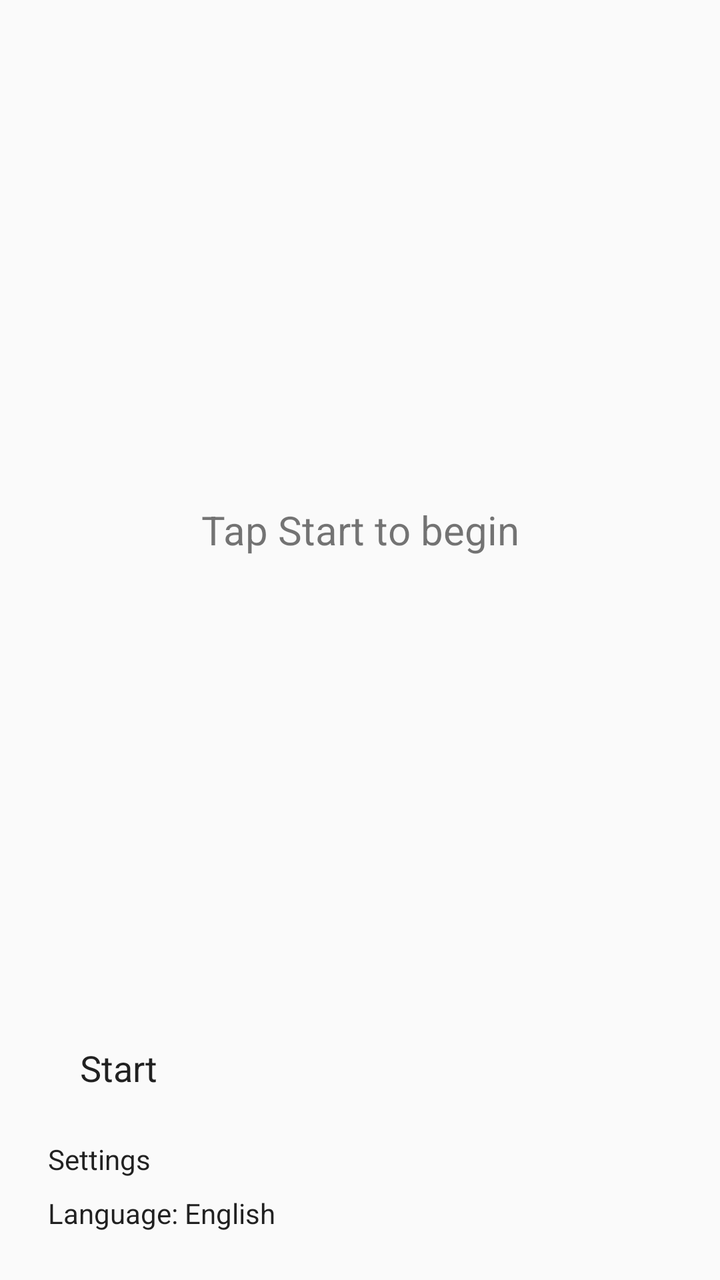
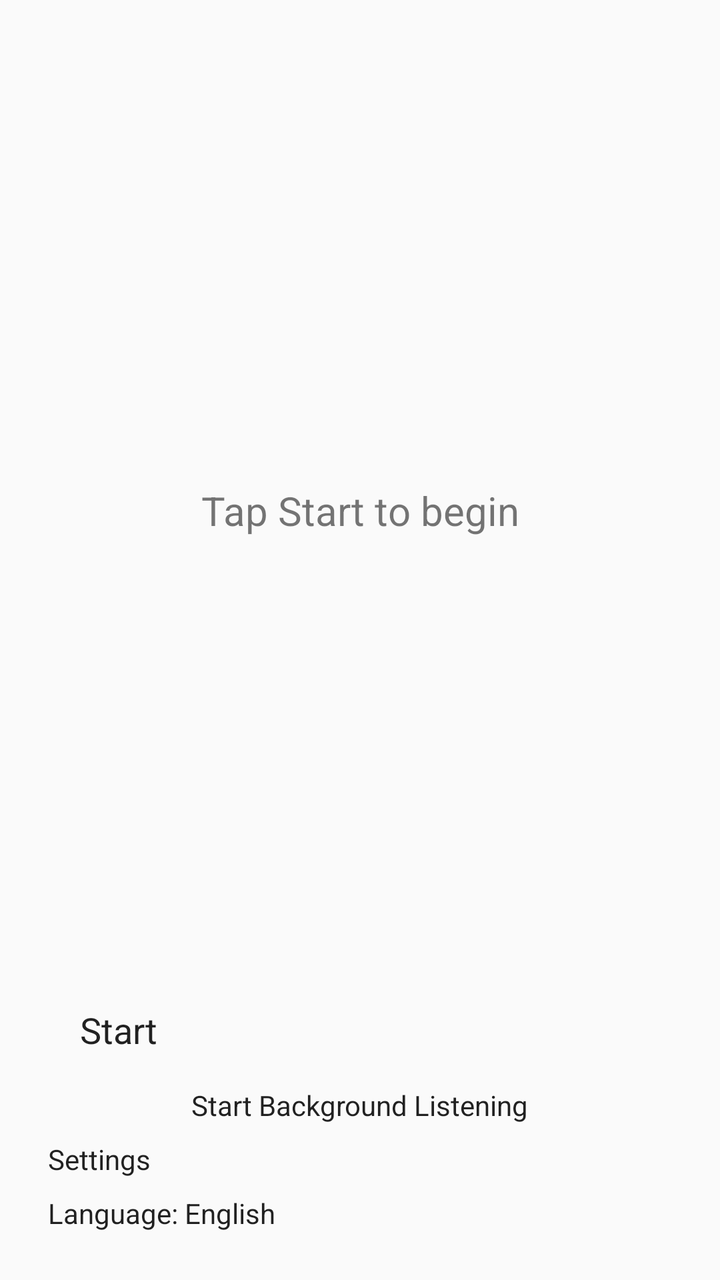

The first picture is an Android layout as it rendered before a commit; the second is the same layout after the commit. The layout source and the unified diff follow.
<!-- AndroidManifest.xml: application theme Theme.Dictate -->
<!-- res/layout/activity_transcription.xml -->
<?xml version="1.0" encoding="utf-8"?>
<LinearLayout xmlns:android="http://schemas.android.com/apk/res/android"
    android:layout_width="match_parent"
    android:layout_height="match_parent"
    android:orientation="vertical"
    android:padding="24dp"
    android:gravity="center_horizontal">

    <TextView
        android:id="@+id/transcriptionText"
        android:layout_width="match_parent"
        android:layout_height="0dp"
        android:layout_weight="1"
        android:gravity="center"
        android:textSize="20sp"
        android:padding="16dp"
        android:text="Tap Start to begin" />

    <Button
        android:id="@+id/toggleButton"
        android:layout_width="match_parent"
        android:layout_height="wrap_content"
        android:text="Start"
        android:textSize="18sp"
        android:padding="16dp" />

    <Button
        android:id="@+id/settingsButton"
        android:layout_width="match_parent"
        android:layout_height="wrap_content"
        android:text="Settings"
        android:layout_marginTop="8dp" />

    <Button
        android:id="@+id/languageButton"
        android:layout_width="match_parent"
        android:layout_height="wrap_content"
        android:text="Language: English"
        android:layout_marginTop="8dp" />

</LinearLayout>
<!-- resources referenced by this layout -->
<resources>
  <style name="Theme.Dictate" parent="android:Theme.Material.Light.NoActionBar" />
</resources>

<!-- the commit's change to res/layout/activity_transcription.xml (unified diff, before → after) -->
@@ -25,6 +25,12 @@
         android:padding="16dp" />
 
     <Button
+        android:id="@+id/backgroundToggleButton"
+        android:layout_width="wrap_content"
+        android:layout_height="wrap_content"
+        android:text="Start Background Listening" />
+
+    <Button
         android:id="@+id/settingsButton"
         android:layout_width="match_parent"
         android:layout_height="wrap_content"
